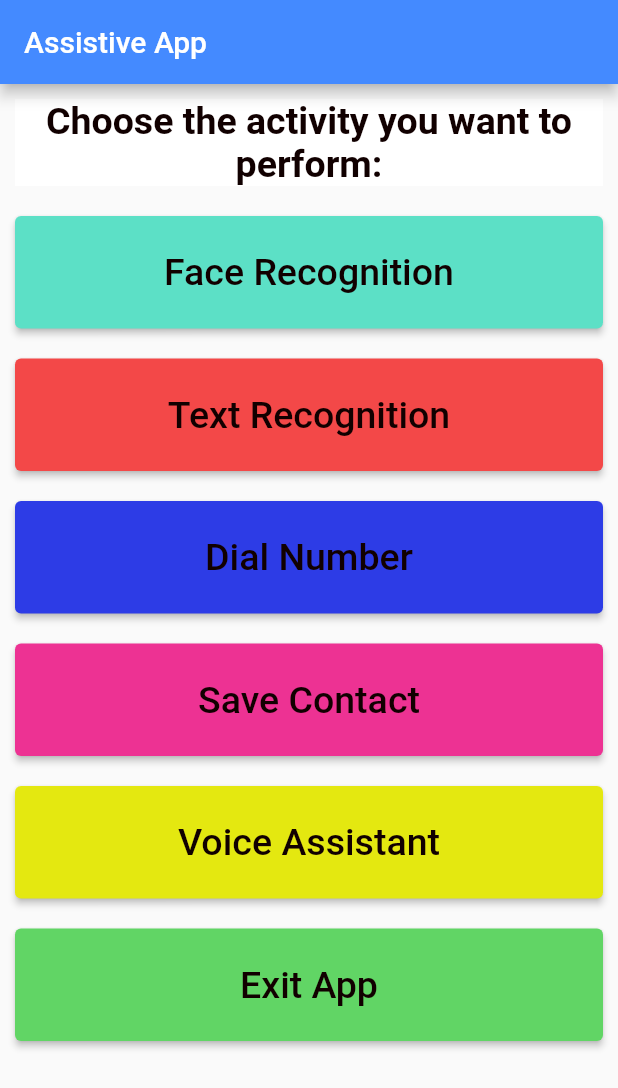
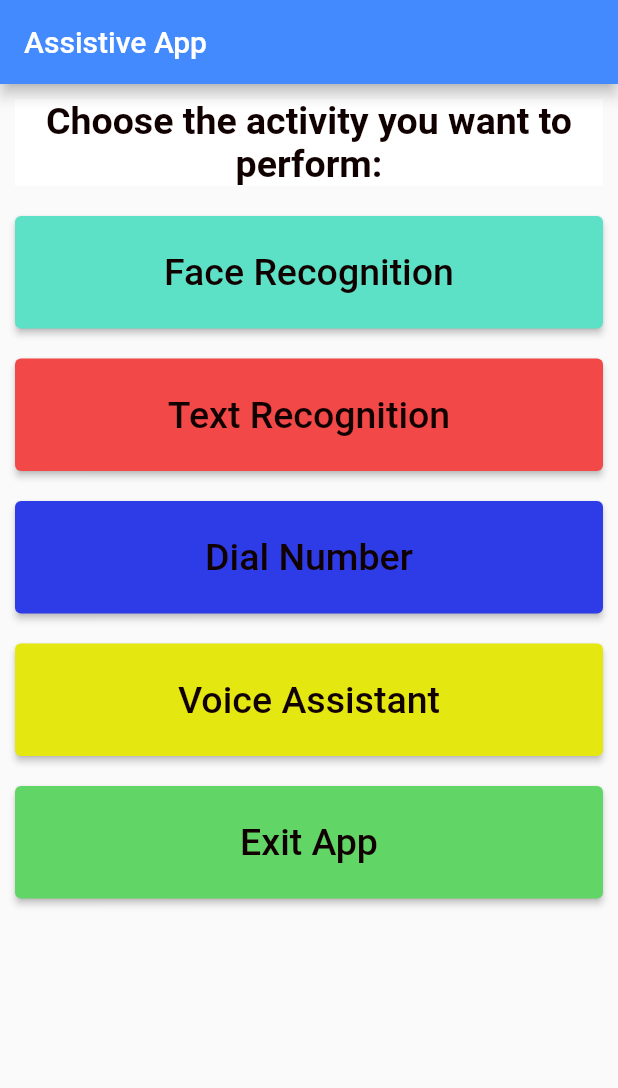
Before and after one commit to the17biss/major_project, a Flutter app: the screen it shows after launch, on a phone screen of 412 x 824 dp. Shown: the top 1088 px of the screen. Run offline on Flutter 3.47's test engine with Material 2 defaults, Android fonts, the light colour scheme and no system bars; our stand-ins replace flutter_tts, image_picker.

Commit message:
Save Contact Removed

```diff
--- a/major_project/lib/homepage.dart
+++ b/major_project/lib/homepage.dart
@@ -130,35 +130,6 @@ class HomePage extends StatelessWidget {
               child: ElevatedButton(
                 style: ButtonStyle(
                     backgroundColor: MaterialStateProperty.all<Color>(
-                        const Color.fromARGB(255, 237, 50, 147))),
-                child: const Text(
-                  'Save Contact',
-                  style: TextStyle(
-                    fontSize: 25,
-                    color: Color.fromARGB(255, 17, 0, 0),
-                  ),
-                  textAlign: TextAlign.center,
-                ),
-                onPressed: () async {
-                  await flutterTts.setLanguage("en-US");
-                  await flutterTts.speak("Save Contact");
-                },
-              ),
-              onDoubleTap: () {
-                Navigator.push(context, MaterialPageRoute(builder: (context) {
-                  return const SaveContact();
-                }));
-              },
-            ),
-          ),
-          Container(
-            width: double.infinity,
-            height: 75,
-            margin: const EdgeInsets.all(10),
-            child: GestureDetector(
-              child: ElevatedButton(
-                style: ButtonStyle(
-                    backgroundColor: MaterialStateProperty.all<Color>(
                         Color.fromARGB(255, 228, 232, 16))),
                 child: const Text(
                   'Voice Assistant',
```
